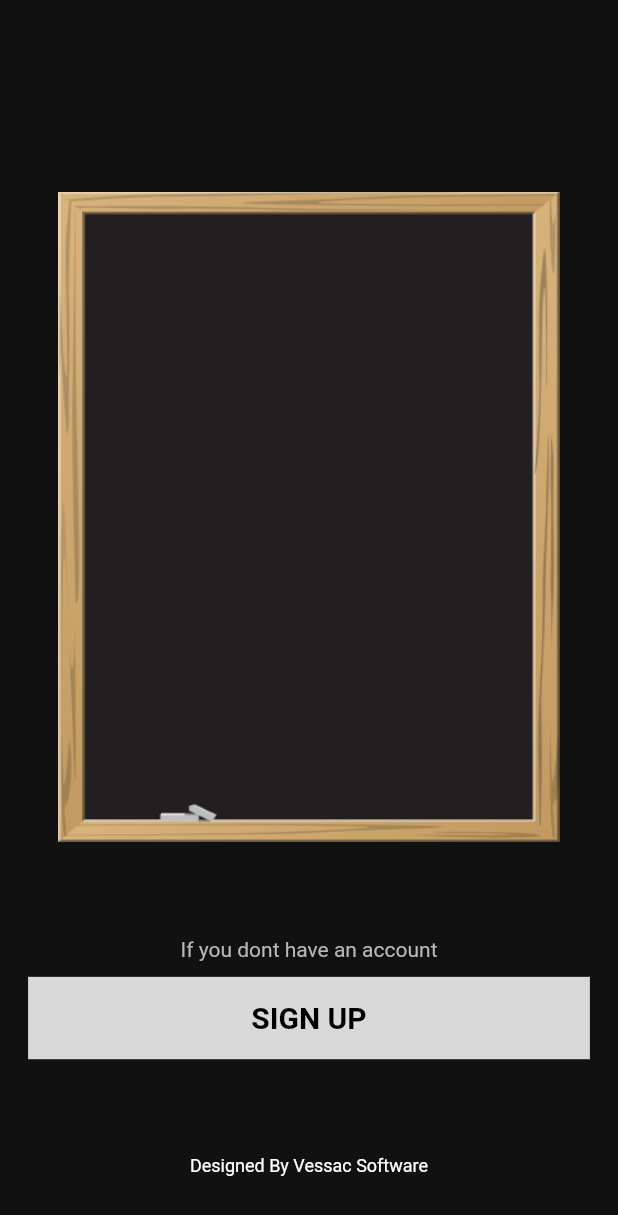
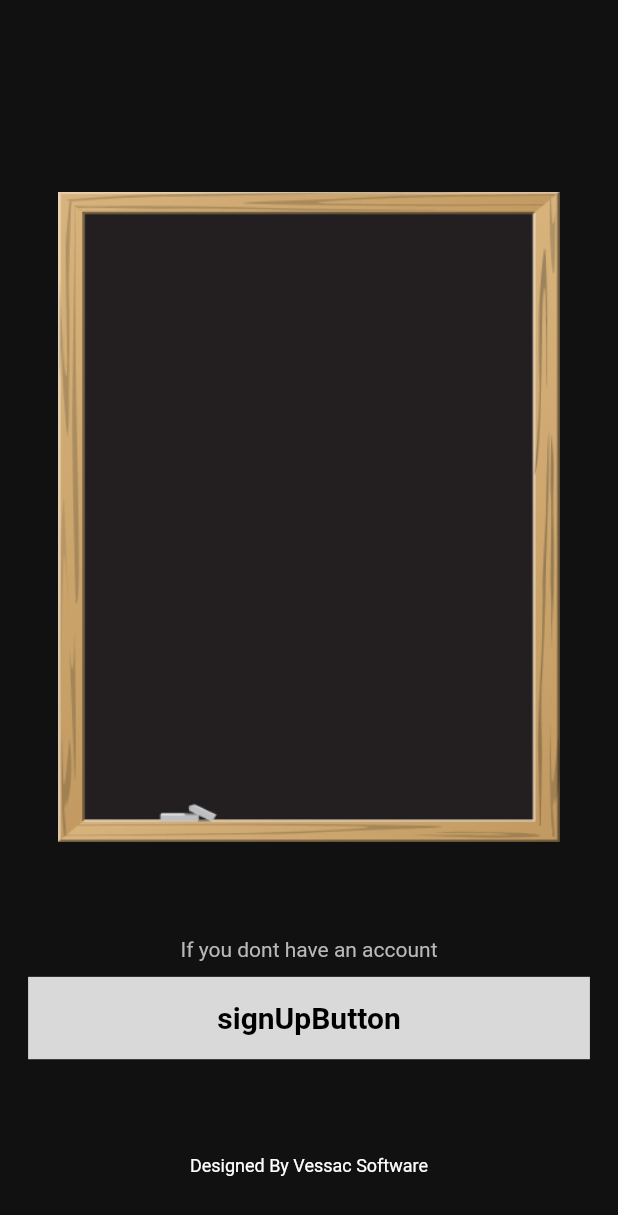
Before and after one commit to alyilmaz99/konusamayanlar_app, a Flutter app: the SignInView screen opened directly, on a phone screen of 412 x 824 dp. Shown: the top 1215 px of the screen. Run offline on Flutter 3.47's test engine with Material 2 defaults, Android fonts, the phone set to English and light mode, and no system bars; our stand-ins replace easy_localization, google_fonts; missing offline and left inert: page_animation_transition; Roboto replaces fonts that are missing (Arimo).

```diff
--- /dev/null
+++ b/assets/translations/en-US.json
@@ -0,0 +1,4 @@
+{
+  "loginButton": "LOGIN",
+  "signUPButton": "SIGN UP"
+}
--- /dev/null
+++ b/assets/translations/tr-TR.json
@@ -0,0 +1,4 @@
+{
+  "loginButton": "GIRIS",
+  "signUPButton": "KAYIT OL"
+}
--- a/lib/view/auth/login/view/login_page_view.dart
+++ b/lib/view/auth/login/view/login_page_view.dart
@@ -1,8 +1,5 @@
-import 'package:flutter/cupertino.dart';
+import 'package:easy_localization/easy_localization.dart';
 import 'package:flutter/material.dart';
-import 'package:flutter/src/widgets/container.dart';
-import 'package:flutter/src/widgets/framework.dart';
-import 'package:google_fonts/google_fonts.dart';
 import 'package:konusamayanlar_app/core/base/view/base_view.dart';
 import 'package:konusamayanlar_app/core/constants/color_constant.dart';
 import 'package:konusamayanlar_app/product/widget/board_widgets.dart';
@@ -35,7 +32,7 @@ class _LoginPageViewState extends State<LoginPageView> {
               height: height,
               width: width,
               bgColor: ColorConst.buttonOrange,
-              text: "LOGIN",
+              text: "loginButton".tr(),
               func: () {
                 Navigator.push(
                     context,
@@ -49,7 +46,7 @@ class _LoginPageViewState extends State<LoginPageView> {
             height: height,
             width: width,
             bgColor: ColorConst.buttonGrey,
-            text: "SIGN UP",
+            text: "signUPButton".tr(),
             func: () {},
           ),
           SizedBox(
--- a/lib/view/auth/login/view/sign_in_view.dart
+++ b/lib/view/auth/login/view/sign_in_view.dart
@@ -1,3 +1,4 @@
+import 'package:easy_localization/easy_localization.dart';
 import 'package:flutter/material.dart';
 import 'package:google_fonts/google_fonts.dart';
 import 'package:konusamayanlar_app/core/base/view/base_view.dart';
@@ -47,7 +48,7 @@ class _SignInViewState extends State<SignInView> {
                 height: height,
                 width: width,
                 bgColor: ColorConst.buttonGrey,
-                text: 'SIGN UP',
+                text: 'signUpButton'.tr(),
                 func: () {},
               ),
               const Spacer(flex: 1),
--- a/pubspec.yaml
+++ b/pubspec.yaml
@@ -38,6 +38,7 @@ dependencies:
   flutter_svg: ^1.1.6
   google_fonts: ^4.0.3
   page_animation_transition: ^0.0.9
+  easy_localization: ^3.0.1
 
 dev_dependencies:
   flutter_test:
@@ -65,6 +66,7 @@ flutter:
     - assets/images/
     - assets/svg/
     - assets/
+    - assets/translations/
 
   # An image asset can refer to one or more resolution-specific "variants", see
   # https://flutter.dev/assets-and-images/#resolution-aware
```
Also changed, not shown: lib/main.dart (+15 -2 lines), pubspec.lock.
